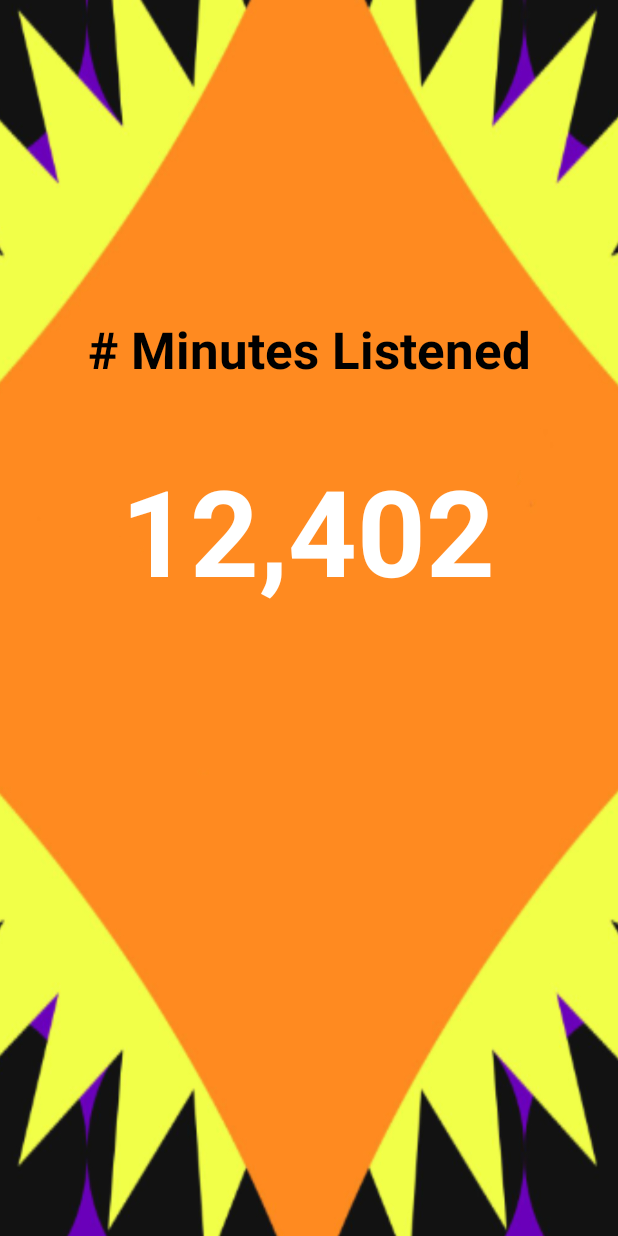
After one commit to eoriont/spotify_wrapped, an Android app: the layout second_fragment.xml on its own in the app's theme, with its tools: preview values and no code run, on a phone screen of 412 x 824 dp. The commit adds this screen. Run offline under Robolectric (Android 15) with nearby library versions, the phone set to English and light mode, and no system bars.

Commit message:
# min listened screen

```diff
--- a/SpotifyWrappedApp/app/src/main/java/com/example/spotifywrappedapp/MainActivity.java
+++ b/SpotifyWrappedApp/app/src/main/java/com/example/spotifywrappedapp/MainActivity.java
@@ -1,6 +1,11 @@
 package com.example.spotifywrappedapp;
 
 import androidx.appcompat.app.AppCompatActivity;
+import androidx.navigation.NavController;
+import androidx.navigation.Navigation;
+import androidx.navigation.ui.AppBarConfiguration;
+import androidx.navigation.ui.NavigationUI;
+
 import android.os.Bundle;
 import android.content.Intent;
 import android.net.Uri;
--- /dev/null
+++ b/SpotifyWrappedApp/app/src/main/res/layout/second_fragment.xml
@@ -0,0 +1,39 @@
+<?xml version="1.0" encoding="utf-8"?>
+<androidx.constraintlayout.widget.ConstraintLayout xmlns:android="http://schemas.android.com/apk/res/android"
+    xmlns:app="http://schemas.android.com/apk/res-auto"
+    xmlns:tools="http://schemas.android.com/tools"
+    android:layout_width="match_parent"
+    android:layout_height="match_parent"
+    android:background="@drawable/second_bg">
+
+    <TextView
+        android:id="@+id/second_fraagment_title"
+        android:layout_width="wrap_content"
+        android:layout_height="wrap_content"
+        android:layout_marginTop="210dp"
+        android:fontFamily="sans-serif"
+        android:gravity="center_horizontal"
+        android:text="@string/second_fragment_title"
+        android:textColor="@color/black"
+        android:textSize="34sp"
+        android:textStyle="bold"
+        app:layout_constraintEnd_toEndOf="parent"
+        app:layout_constraintStart_toStartOf="parent"
+        app:layout_constraintTop_toTopOf="parent" />
+
+    <TextView
+        android:id="@+id/textNumMin"
+        android:layout_width="wrap_content"
+        android:layout_height="wrap_content"
+        android:layout_marginTop="300dp"
+        android:gravity="center_horizontal"
+        android:text="@string/num_minutes"
+        android:textAlignment="center"
+        android:textColor="@color/white"
+        android:textSize="80sp"
+        android:textStyle="bold"
+        app:layout_constraintEnd_toEndOf="parent"
+        app:layout_constraintHorizontal_bias="0.495"
+        app:layout_constraintStart_toStartOf="parent"
+        app:layout_constraintTop_toTopOf="parent" />
+</androidx.constraintlayout.widget.ConstraintLayout>
--- a/SpotifyWrappedApp/app/src/main/res/values/strings.xml
+++ b/SpotifyWrappedApp/app/src/main/res/values/strings.xml
@@ -1,4 +1,6 @@
 <resources>
     <string name="app_name">Spotify Wrapped App</string>
     <!-- TODO: Remove or change this placeholder text -->
+    <string name="second_fragment_title"># Minutes Listened</string>
+    <string name="num_minutes">12,402</string>
 </resources>
```
Also changed, not shown: SpotifyWrappedApp/app/src/main/res/drawable/second_bg.jpeg (added).
